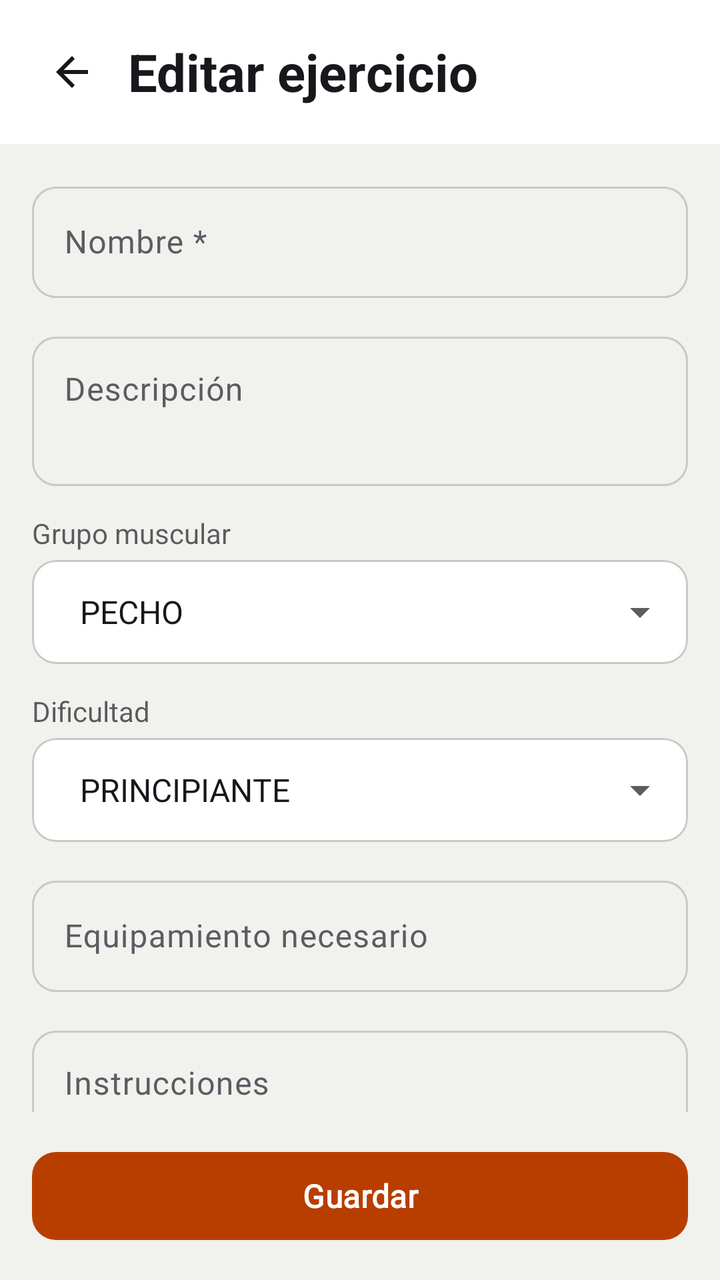
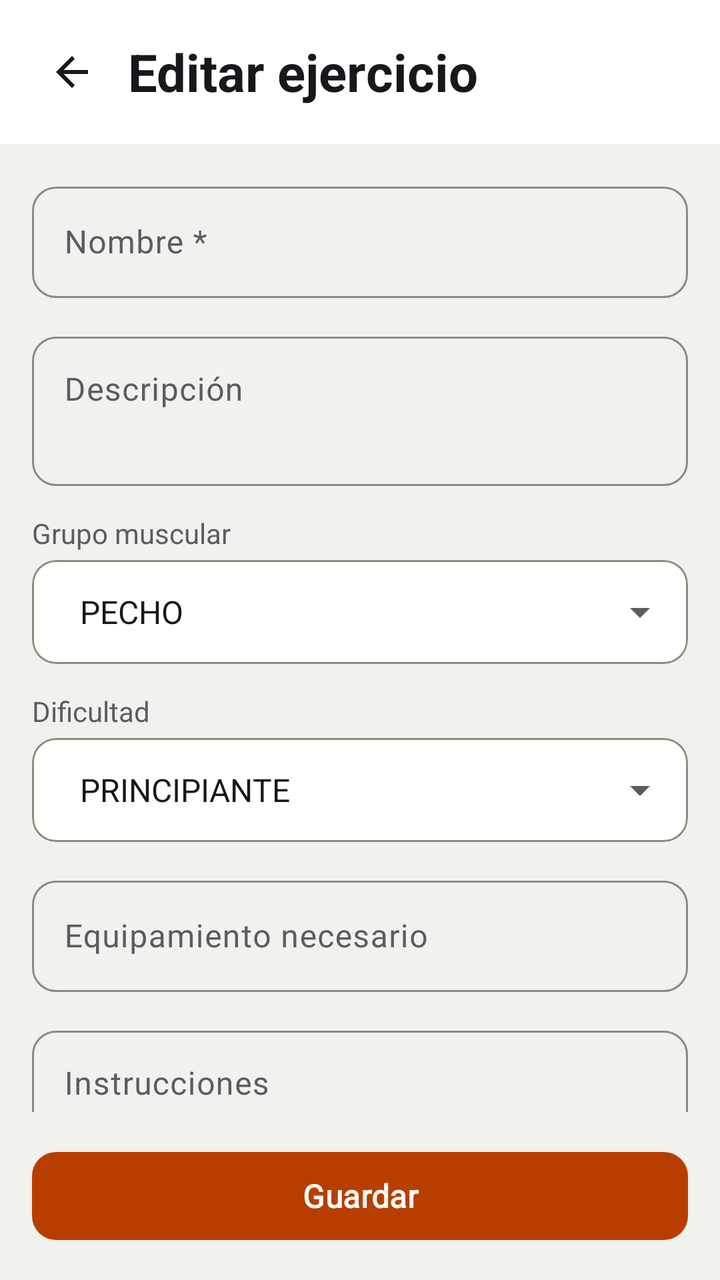

Screens rendered from an Android XML layout before and after an edit, with the pre-edit source and the edit as a unified diff.
<!-- AndroidManifest.xml: application theme Theme.GymProFit -->
<!-- res/layout/activity_editar_ejercicio_admin.xml -->
<?xml version="1.0" encoding="utf-8"?>
<LinearLayout xmlns:android="http://schemas.android.com/apk/res/android"
    xmlns:app="http://schemas.android.com/apk/res-auto"
    android:layout_width="match_parent"
    android:layout_height="match_parent"
    android:orientation="vertical"
    android:background="?attr/android:colorBackground">

    
    <LinearLayout
        android:layout_width="match_parent"
        android:layout_height="wrap_content"
        android:orientation="horizontal"
        android:gravity="center_vertical"
        android:padding="16dp"
        android:paddingBottom="12dp"
        android:background="?attr/colorSurface">

        <ImageView
            android:id="@+id/btnBack"
            android:layout_width="40dp"
            android:layout_height="40dp"
            android:src="@drawable/ic_arrow_back"
            android:padding="8dp"
            android:background="?attr/selectableItemBackgroundBorderless"
            android:clickable="true"
            android:focusable="true"
            android:contentDescription="@null" />

        <TextView
            android:layout_width="0dp"
            android:layout_height="wrap_content"
            android:layout_weight="1"
            android:layout_marginStart="8dp"
            android:text="@string/admin_editar_ejercicio_titulo"
            android:textSize="@dimen/text_headline"
            android:textStyle="bold"
            android:textColor="?attr/colorOnSurface" />

    </LinearLayout>

    <androidx.core.widget.NestedScrollView
        android:layout_width="match_parent"
        android:layout_height="0dp"
        android:layout_weight="1">

        <LinearLayout
            android:layout_width="match_parent"
            android:layout_height="wrap_content"
            android:orientation="vertical"
            android:padding="16dp">

            
            <com.google.android.material.textfield.TextInputLayout
                android:layout_width="match_parent"
                android:layout_height="wrap_content"
                android:layout_marginBottom="14dp"
                android:hint="@string/admin_campo_nombre"
                style="@style/Widget.Material3.TextInputLayout.OutlinedBox"
                app:boxCornerRadiusTopStart="12dp"
                app:boxCornerRadiusTopEnd="12dp"
                app:boxCornerRadiusBottomStart="12dp"
                app:boxCornerRadiusBottomEnd="12dp">

                <com.google.android.material.textfield.TextInputEditText
                    android:id="@+id/etNombre"
                    android:layout_width="match_parent"
                    android:layout_height="wrap_content"
                    android:inputType="textCapSentences" />

            </com.google.android.material.textfield.TextInputLayout>

            
            <com.google.android.material.textfield.TextInputLayout
                android:layout_width="match_parent"
                android:layout_height="wrap_content"
                android:layout_marginBottom="14dp"
                android:hint="@string/admin_campo_descripcion"
                style="@style/Widget.Material3.TextInputLayout.OutlinedBox"
                app:boxCornerRadiusTopStart="12dp"
                app:boxCornerRadiusTopEnd="12dp"
                app:boxCornerRadiusBottomStart="12dp"
                app:boxCornerRadiusBottomEnd="12dp">

                <com.google.android.material.textfield.TextInputEditText
                    android:id="@+id/etDescripcion"
                    android:layout_width="match_parent"
                    android:layout_height="wrap_content"
                    android:inputType="textMultiLine|textCapSentences"
                    android:minLines="2"
                    android:gravity="top" />

            </com.google.android.material.textfield.TextInputLayout>

            
            <TextView
                android:layout_width="wrap_content"
                android:layout_height="wrap_content"
                android:text="@string/admin_campo_grupo"
                android:textSize="@dimen/text_label"
                android:textColor="?attr/colorOnSurface"
                android:alpha="0.7"
                android:layout_marginBottom="4dp" />

            <com.google.android.material.card.MaterialCardView
                android:layout_width="match_parent"
                android:layout_height="wrap_content"
                android:layout_marginBottom="14dp"
                app:cardCornerRadius="12dp"
                app:cardElevation="0dp"
                app:cardBackgroundColor="?attr/colorSurface"
                app:strokeWidth="1dp"
                app:strokeColor="?attr/colorOutlineVariant">

                <Spinner
                    android:id="@+id/spGrupoMuscular"
                    android:layout_width="match_parent"
                    android:layout_height="52dp"
                    android:paddingStart="16dp"
                    android:paddingEnd="16dp"
                    android:entries="@array/grupos_musculares" />

            </com.google.android.material.card.MaterialCardView>

            
            <TextView
                android:layout_width="wrap_content"
                android:layout_height="wrap_content"
                android:text="@string/admin_campo_dificultad"
                android:textSize="@dimen/text_label"
                android:textColor="?attr/colorOnSurface"
                android:alpha="0.7"
                android:layout_marginBottom="4dp" />

            <com.google.android.material.card.MaterialCardView
                android:layout_width="match_parent"
                android:layout_height="wrap_content"
                android:layout_marginBottom="14dp"
                app:cardCornerRadius="12dp"
                app:cardElevation="0dp"
                app:cardBackgroundColor="?attr/colorSurface"
                app:strokeWidth="1dp"
                app:strokeColor="?attr/colorOutlineVariant">

                <Spinner
                    android:id="@+id/spDificultad"
                    android:layout_width="match_parent"
                    android:layout_height="52dp"
                    android:paddingStart="16dp"
                    android:paddingEnd="16dp"
                    android:entries="@array/niveles" />

            </com.google.android.material.card.MaterialCardView>

            

            
            <com.google.android.material.textfield.TextInputLayout
                android:layout_width="match_parent"
                android:layout_height="wrap_content"
                android:layout_marginBottom="14dp"
                android:hint="@string/admin_campo_equipo"
                style="@style/Widget.Material3.TextInputLayout.OutlinedBox"
                app:boxCornerRadiusTopStart="12dp"
                app:boxCornerRadiusTopEnd="12dp"
                app:boxCornerRadiusBottomStart="12dp"
                app:boxCornerRadiusBottomEnd="12dp">

                <com.google.android.material.textfield.TextInputEditText
                    android:id="@+id/etEquipo"
                    android:layout_width="match_parent"
                    android:layout_height="wrap_content"
                    android:inputType="textCapSentences" />

            </com.google.android.material.textfield.TextInputLayout>

            
            <com.google.android.material.textfield.TextInputLayout
                android:layout_width="match_parent"
                android:layout_height="wrap_content"
                android:layout_marginBottom="24dp"
                android:hint="@string/admin_campo_instrucciones"
                style="@style/Widget.Material3.TextInputLayout.OutlinedBox"
                app:boxCornerRadiusTopStart="12dp"
                app:boxCornerRadiusTopEnd="12dp"
                app:boxCornerRadiusBottomStart="12dp"
                app:boxCornerRadiusBottomEnd="12dp">

                <com.google.android.material.textfield.TextInputEditText
                    android:id="@+id/etInstrucciones"
                    android:layout_width="match_parent"
                    android:layout_height="wrap_content"
                    android:inputType="textMultiLine|textCapSentences"
                    android:minLines="4"
                    android:gravity="top" />

            </com.google.android.material.textfield.TextInputLayout>

        </LinearLayout>

    </androidx.core.widget.NestedScrollView>

    
    <com.google.android.material.button.MaterialButton
        android:id="@+id/btnGuardar"
        android:layout_width="match_parent"
        android:layout_height="52dp"
        android:layout_margin="16dp"
        android:text="@string/admin_guardar"
        app:cornerRadius="12dp" />

</LinearLayout>
<!-- resources referenced by this layout -->
<resources>
  <dimen name="text_headline">26sp</dimen>
  <dimen name="text_label">14sp</dimen>
  <style name="Theme.GymProFit" parent="Theme.Material3.DayNight.NoActionBar">
          
          <item name="colorPrimary">@color/gp_primary</item>
          <item name="colorOnPrimary">@color/gp_on_primary</item>
          <item name="colorPrimaryContainer">@color/gp_primary_container</item>
          <item name="colorOnPrimaryContainer">@color/gp_on_primary_container</item>
          <item name="colorSecondary">@color/gp_gold</item>
          <item name="colorSurface">@color/gp_surface</item>
          <item name="colorOnSurface">@color/gp_on_surface</item>
          <item name="colorSurfaceVariant">@color/gp_surface_2</item>
          <item name="colorOnSurfaceVariant">@color/gp_text_secondary</item>
          <item name="colorOutline">@color/gp_stroke</item>
          <item name="colorOutlineVariant">@color/gp_stroke</item>
          <item name="colorError">@color/gp_error</item>
          <item name="android:colorBackground">@color/gp_background</item>
          <item name="android:windowBackground">@color/gp_background</item>
          <item name="android:textColorPrimary">@color/gp_on_surface</item>
          <item name="android:textColorSecondary">@color/gp_text_secondary</item>
  
          
          <item name="android:statusBarColor">@color/gp_background</item>
          <item name="android:navigationBarColor">@color/gp_background</item>
          <item name="android:windowLightStatusBar">true</item>
  
          
          <item name="android:windowAnimationStyle">@style/GymProFit.WindowAnimation</item>
  
          
          <item name="materialCardViewStyle">@style/Widget.GymProFit.Card</item>
          <item name="materialButtonStyle">@style/Widget.GymProFit.Button</item>
          <item name="chipStyle">@style/Widget.GymProFit.Chip</item>
          <item name="bottomNavigationStyle">@style/Widget.GymProFit.BottomNavigationView</item>
          <item name="floatingActionButtonStyle">@style/Widget.GymProFit.Fab</item>
          <item name="materialAlertDialogTheme">@style/ThemeOverlay.GymProFit.Dialog</item>
          <item name="popupMenuStyle">@style/Widget.GymProFit.PopupMenu</item>
          <item name="android:popupMenuStyle">@style/Widget.GymProFit.PopupMenu</item>
          <item name="snackbarStyle">@style/Widget.GymProFit.Snackbar</item>
  
          
          
          <item name="textAppearanceDisplayLarge">@style/Font.GymProFit.DisplayLarge</item>
          <item name="textAppearanceDisplayMedium">@style/Font.GymProFit.DisplayMedium</item>
          <item name="textAppearanceDisplaySmall">@style/Font.GymProFit.DisplaySmall</item>
          <item name="textAppearanceHeadlineLarge">@style/Font.GymProFit.HeadlineLarge</item>
          <item name="textAppearanceHeadlineMedium">@style/Font.GymProFit.HeadlineMedium</item>
          <item name="textAppearanceHeadlineSmall">@style/Font.GymProFit.HeadlineSmall</item>
          <item name="textAppearanceTitleLarge">@style/Font.GymProFit.TitleLarge</item>
          <item name="textAppearanceTitleMedium">@style/Font.GymProFit.TitleMedium</item>
          <item name="textAppearanceTitleSmall">@style/Font.GymProFit.TitleSmall</item>
          <item name="textAppearanceBodyLarge">@style/Font.GymProFit.BodyLarge</item>
          <item name="textAppearanceBodyMedium">@style/Font.GymProFit.BodyMedium</item>
          <item name="textAppearanceBodySmall">@style/Font.GymProFit.BodySmall</item>
          <item name="textAppearanceLabelLarge">@style/Font.GymProFit.LabelLarge</item>
          <item name="textAppearanceLabelMedium">@style/Font.GymProFit.LabelMedium</item>
          <item name="textAppearanceLabelSmall">@style/Font.GymProFit.LabelSmall</item>
      </style>
  <color name="gp_primary">#B83E00</color>
  <color name="gp_gold">#B58A2A</color>
  <color name="gp_surface">#FFFFFF</color>
  <color name="gp_surface_2">#E8E8E3</color>
  <color name="gp_stroke">#C9C9C2</color>
  <color name="gp_error">#C62828</color>
  <!-- unchanged entries left out for length: 43 -->
</resources>

<!-- the commit's change to res/layout/activity_editar_ejercicio_admin.xml (unified diff, before → after) -->
@@ -98,8 +98,7 @@
                 android:layout_height="wrap_content"
                 android:text="@string/admin_campo_grupo"
                 android:textSize="@dimen/text_label"
-                android:textColor="?attr/colorOnSurface"
-                android:alpha="0.7"
+                android:textColor="?attr/colorOnSurfaceVariant"
                 android:layout_marginBottom="4dp" />
 
             <com.google.android.material.card.MaterialCardView
@@ -110,7 +109,7 @@
                 app:cardElevation="0dp"
                 app:cardBackgroundColor="?attr/colorSurface"
                 app:strokeWidth="1dp"
-                app:strokeColor="?attr/colorOutlineVariant">
+                app:strokeColor="?attr/colorOutline">
 
                 <Spinner
                     android:id="@+id/spGrupoMuscular"
@@ -128,8 +127,7 @@
                 android:layout_height="wrap_content"
                 android:text="@string/admin_campo_dificultad"
                 android:textSize="@dimen/text_label"
-                android:textColor="?attr/colorOnSurface"
-                android:alpha="0.7"
+                android:textColor="?attr/colorOnSurfaceVariant"
                 android:layout_marginBottom="4dp" />
 
             <com.google.android.material.card.MaterialCardView
@@ -140,7 +138,7 @@
                 app:cardElevation="0dp"
                 app:cardBackgroundColor="?attr/colorSurface"
                 app:strokeWidth="1dp"
-                app:strokeColor="?attr/colorOutlineVariant">
+                app:strokeColor="?attr/colorOutline">
 
                 <Spinner
                     android:id="@+id/spDificultad"
<!-- resource entries referenced after the edit -->
@@ -14,7 +14,7 @@
           <item name="colorSurfaceVariant">@color/gp_surface_2</item>
           <item name="colorOnSurfaceVariant">@color/gp_text_secondary</item>
           <item name="colorOutline">@color/gp_stroke</item>
-          <item name="colorOutlineVariant">@color/gp_stroke</item>
+          <item name="colorOutlineVariant">@color/gp_divider</item>
           <item name="colorError">@color/gp_error</item>
           <item name="android:colorBackground">@color/gp_background</item>
           <item name="android:windowBackground">@color/gp_background</item>
@@ -59,10 +59,11 @@
           <item name="textAppearanceLabelSmall">@style/Font.GymProFit.LabelSmall</item>
       </style>
   <color name="gp_primary">#B83E00</color>
-  <color name="gp_gold">#B58A2A</color>
+  <color name="gp_gold">#AE8528</color>
   <color name="gp_surface">#FFFFFF</color>
   <color name="gp_surface_2">#E8E8E3</color>
-  <color name="gp_stroke">#C9C9C2</color>
+  <color name="gp_stroke">#8C8C7D</color>
+  <color name="gp_divider">#C9C9C2</color>
   <color name="gp_error">#C62828</color>
   <!-- unchanged entries left out for length: 43 -->
 </resources>
